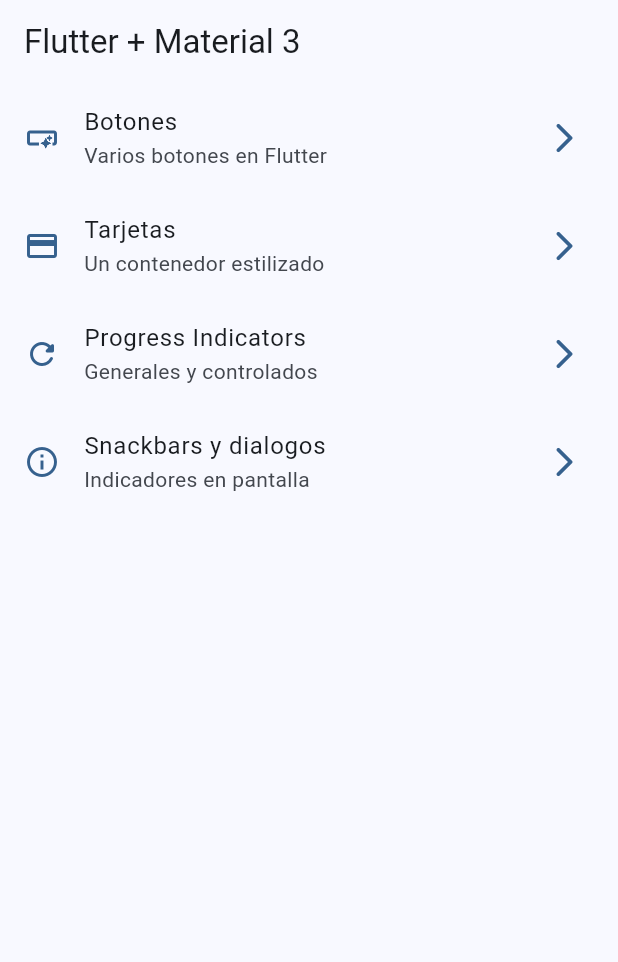
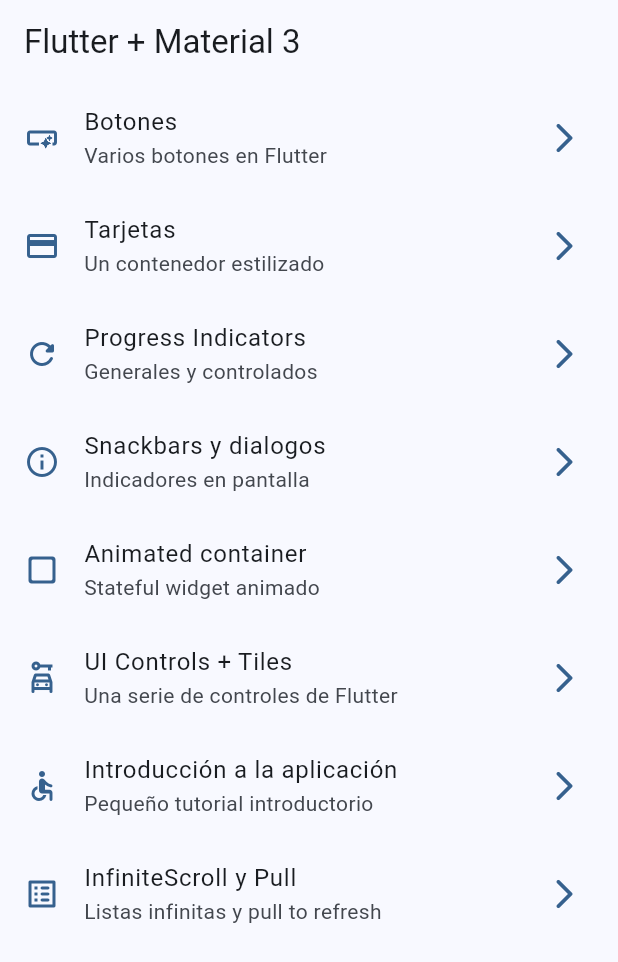
Before and after one commit to JorgeEspina/widgets_app, a Flutter app: the screen it shows after launch, on a phone screen of 412 x 824 dp. Shown: the top 962 px of the screen. Run offline on Flutter 3.47's test engine with Material 3 defaults, Android fonts, the phone set to English and light mode, and no system bars; our stand-ins replace go_router.

Commit message:
[FEAT]: animated

```diff
--- a/lib/config/menu/menu_items.dart
+++ b/lib/config/menu/menu_items.dart
@@ -42,4 +42,32 @@ const appMenuItems = <MenuItem>[
     link: '/snackbars',
     icon: Icons.info_outline
   ),
+
+  MenuItem(
+    title: 'Animated container',
+    subTitle: 'Stateful widget animado',
+    link: '/animated',
+    icon: Icons.check_box_outline_blank_rounded
+  ),
+
+  MenuItem(
+    title: 'UI Controls + Tiles',
+    subTitle: 'Una serie de controles de Flutter',
+    link: '/ui-controls',
+    icon: Icons.car_rental_outlined
+  ),
+
+  MenuItem(
+    title: 'Introducción a la aplicación',
+    subTitle: 'Pequeño tutorial introductorio',
+    link: '/tutorial',
+    icon: Icons.accessible_rounded
+  ),
+
+  MenuItem(
+    title: 'InfiniteScroll y Pull',
+    subTitle: 'Listas infinitas y pull to refresh',
+    link: '/infinite',
+    icon: Icons.list_alt_rounded
+  ),
 ];
--- a/lib/config/router/app_router.dart
+++ b/lib/config/router/app_router.dart
@@ -10,25 +10,53 @@ final appRouter = GoRouter(
       name: HomeScreen.name,
       builder: (context, state) => const HomeScreen(),
     ),
+
     GoRoute(
       path: '/buttons',
       name: ButtonsScreen.name,
       builder: (context, state) => const ButtonsScreen(),
     ),
+
     GoRoute(
       path: '/cards',
       name: CardsScreen.name,
       builder: (context, state) => const CardsScreen(),
     ),
+
     GoRoute(
       path: '/progress',
       name: ProgressScreen.name,
       builder: (context, state) => const ProgressScreen(),
     ),
+
     GoRoute(
       path: '/snackbars',
       name: SnackbarScreen.name,
       builder: (context, state) => const SnackbarScreen(),
     ),
+
+    GoRoute(
+      path: '/animated',
+      name: AnimatedScreen.name,
+      builder: (context, state) => const AnimatedScreen(),
+    ),
+
+    GoRoute(
+      path: '/ui-controls',
+      name: UiControlsScreen.name,
+      builder: (context, state) => const UiControlsScreen(),
+    ),
+
+    GoRoute(
+      path: '/tutorial',
+      name: AppTutorialScreen.name,
+      builder: (context, state) => const AppTutorialScreen(),
+    ),
+
+    GoRoute(
+      path: '/infinite',
+      name: InfiniteScrollScreen.name,
+      builder: (context, state) => const InfiniteScrollScreen(),
+    ),
   ],
 );
```
Also changed, not shown: lib/presentation/screens/animated/animated_screen.dart (+57 -4 lines).
